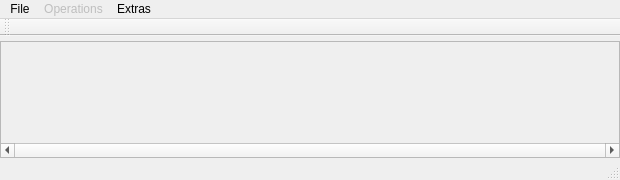
Before: the Qt Designer form KomischesCAIPProjekt/KomischesCAIPProjekt.ui in Kixel/KomischesCAIPProjekt, drawn with Qt 5.
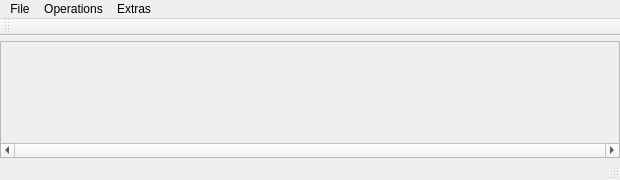
After: the same form once the commit is applied.

What changed in the file:
```diff
--- a/KomischesCAIPProjekt/KomischesCAIPProjekt.ui
+++ b/KomischesCAIPProjekt/KomischesCAIPProjekt.ui
@@ -117,7 +117,7 @@
    </widget>
    <widget class="QMenu" name="menuOperations">
     <property name="enabled">
-     <bool>false</bool>
+     <bool>true</bool>
     </property>
     <property name="title">
      <string>Operations</string>
```
Left out of the diff: 6 changed lines with no effect on the pictures.
